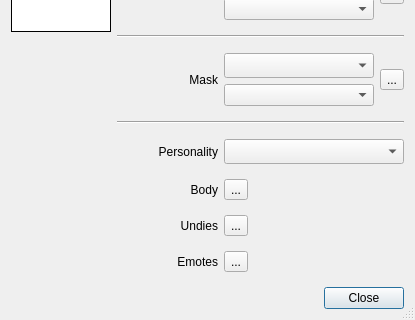
wizzomafizzo/starcheat, file starcheat/templates/Appearance.ui: the form before one commit; both pictures show x 0 to 415 and y 139 to 459 of the 415 by 459 pixel window.
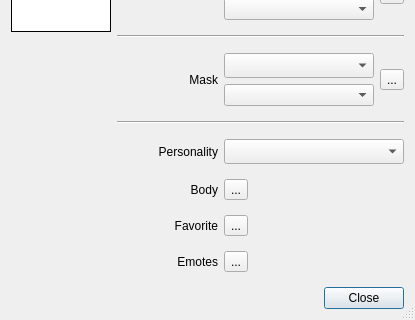
The form after the commit. Icons and pictures are not drawn.

Commit message: Change name of undy label

```diff
--- a/starcheat/templates/Appearance.ui
+++ b/starcheat/templates/Appearance.ui
@@ -133,7 +133,7 @@
      <item row="8" column="0">
       <widget class="QLabel" name="favorite_label">
        <property name="text">
-        <string>Undies</string>
+        <string>Favorite</string>
        </property>
        <property name="alignment">
         <set>Qt::AlignRight|Qt::AlignTrailing|Qt::AlignVCenter</set>
```
